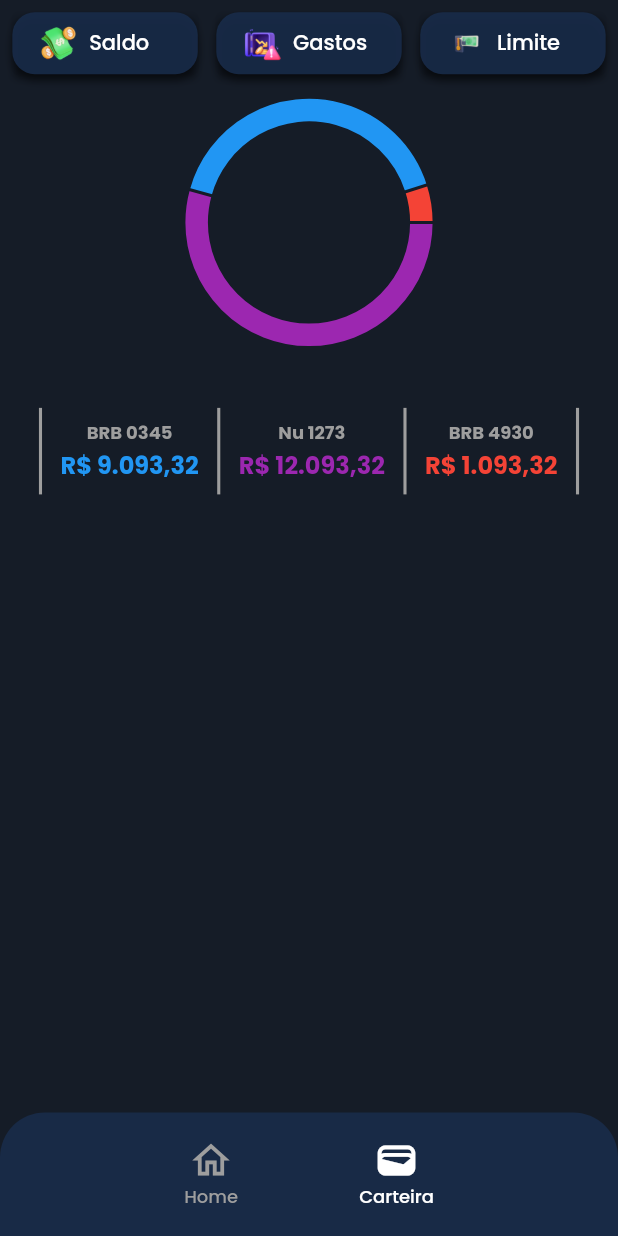
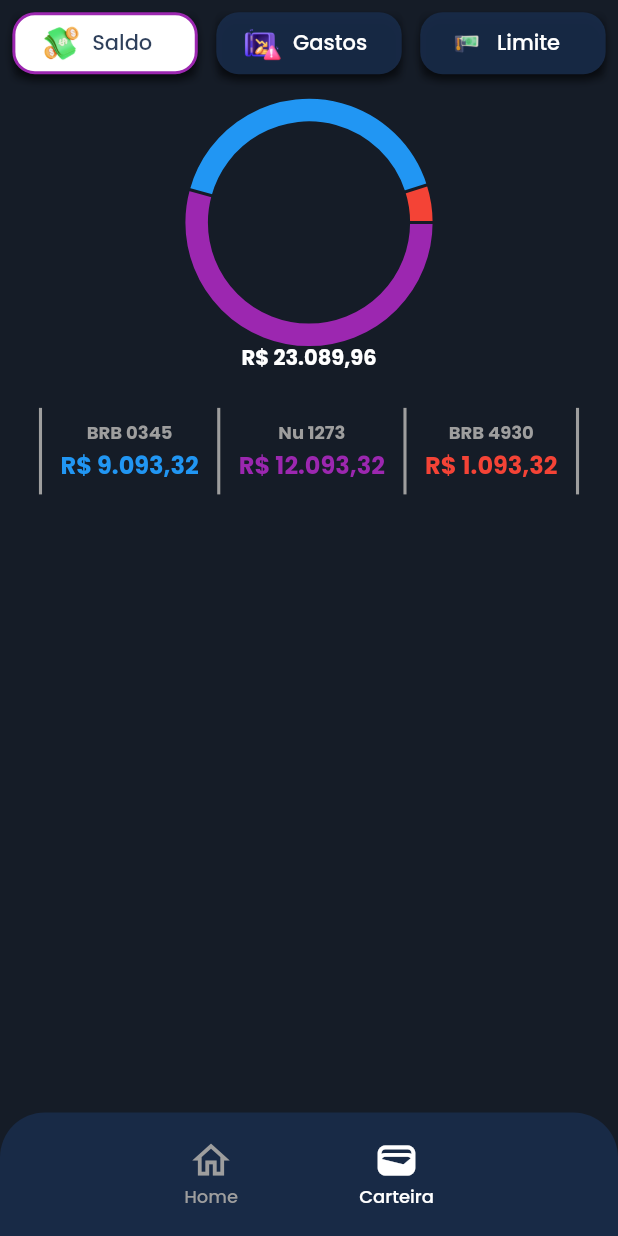
Before and after one commit to VitorLamego/WinX_Banking, a Flutter app: the WalletPage screen opened directly, on a phone screen of 412 x 824 dp. Run offline on Flutter 3.47's test engine with Material 2 defaults, Android fonts, the phone set to English and light mode, and no system bars; drawn by our look-alikes of fl_chart.

Commit message:
feat: creating initial state for wallet page

```diff
--- a/lib/views/wallet/components/chart_button.dart
+++ b/lib/views/wallet/components/chart_button.dart
@@ -1,16 +1,23 @@
 import 'package:flutter/material.dart';
 
 class ChartButton extends StatelessWidget {
-  const ChartButton({super.key, required this.title, required this.imageName});
+  const ChartButton(
+      {super.key,
+      required this.title,
+      required this.imageName,
+      required this.isSelected,
+      required this.function});
 
   final String title;
   final String imageName;
+  final bool isSelected;
+  final Function() function;
 
   @override
   Widget build(BuildContext context) {
     Size size = MediaQuery.of(context).size;
     return ElevatedButton(
-      onPressed: () {},
+      onPressed: function,
       style: ButtonStyle(
           padding: MaterialStateProperty.all(EdgeInsets.zero),
           backgroundColor: MaterialStateProperty.all(Colors.transparent)),
@@ -18,8 +25,12 @@ class ChartButton extends StatelessWidget {
         height: size.height * 0.05,
         width: size.width * 0.3,
         decoration: BoxDecoration(
-          color: const Color.fromARGB(255, 24, 43, 73).withOpacity(.9),
+          color: isSelected
+              ? Colors.white
+              : const Color.fromARGB(255, 24, 43, 73).withOpacity(.9),
           borderRadius: BorderRadius.circular(15),
+          border:
+              isSelected ? Border.all(color: Colors.purple, width: 2) : null,
           boxShadow: [
             BoxShadow(
               color: Colors.black.withOpacity(.5),
@@ -41,7 +52,13 @@ class ChartButton extends StatelessWidget {
                 ),
               ),
             ),
-            Text(title),
+            Text(
+              title,
+              style: TextStyle(
+                  color: isSelected
+                      ? const Color.fromARGB(255, 24, 43, 73).withOpacity(.9)
+                      : Colors.white),
+            ),
           ]),
         ),
       ),
--- /dev/null
+++ b/lib/views/wallet/controller/wallet_controller.dart
@@ -0,0 +1,5 @@
+import 'package:flutter/material.dart';
+
+class WalletController {
+  ValueNotifier<int> buttonPressed = ValueNotifier(1);
+}
--- a/lib/views/wallet/wallet.dart
+++ b/lib/views/wallet/wallet.dart
@@ -1,10 +1,10 @@
 import 'package:fl_chart/fl_chart.dart';
 import 'package:flutter/material.dart';
-import 'package:flutter/src/widgets/framework.dart';
-import 'package:flutter/src/widgets/placeholder.dart';
 import 'package:statz_banking/components/navbar.dart';
 import 'package:statz_banking/views/wallet/components/chart_button.dart';
-import 'package:statz_banking/views/wallet/components/pie_chart.dart';
+import 'package:statz_banking/views/wallet/controller/wallet_controller.dart';
+
+import '../home/components/history_card.dart';
 
 class WalletPage extends StatefulWidget {
   const WalletPage({super.key});
@@ -14,6 +14,8 @@ class WalletPage extends StatefulWidget {
 }
 
 class _WalletPageState extends State<WalletPage> {
+  WalletController controller = WalletController();
+
   @override
   Widget build(BuildContext context) {
     Size size = MediaQuery.of(context).size;
@@ -27,22 +29,31 @@ class _WalletPageState extends State<WalletPage> {
                   width: size.width,
                   height: size.height * 0.07,
                   margin: EdgeInsets.symmetric(horizontal: size.width * 0.02),
-                  child: Row(
+                  child: ValueListenableBuilder(
+                    valueListenable: controller.buttonPressed,
+                    builder: (context, value, child) => Row(
                       mainAxisAlignment: MainAxisAlignment.spaceBetween,
-                    children: const [
+                      children: [
                         ChartButton(
                           title: "Saldo",
                           imageName: "money.png",
+                          isSelected: controller.buttonPressed.value == 1,
+                          function: () => controller.buttonPressed.value = 1,
                         ),
                         ChartButton(
                           title: "Gastos",
                           imageName: "no-money.png",
+                          isSelected: controller.buttonPressed.value == 2,
+                          function: () => controller.buttonPressed.value = 2,
                         ),
                         ChartButton(
                           title: "Limite",
                           imageName: "limit.png",
+                          isSelected: controller.buttonPressed.value == 3,
+                          function: () => controller.buttonPressed.value = 3,
                         ),
                       ],
+                    ),
                   ),
                 ),
               ),
@@ -52,7 +63,8 @@ class _WalletPageState extends State<WalletPage> {
                   width: size.width * 0.8,
                   margin: EdgeInsets.only(top: size.height * 0.01),
                   child: PieChart(
-                    PieChartData(sections: [
+                    PieChartData(
+                      sections: [
                         PieChartSectionData(
                           value: 12093.32,
                           color: Colors.purple,
@@ -71,7 +83,9 @@ class _WalletPageState extends State<WalletPage> {
                           radius: 15,
                           showTitle: false,
                         ),
-                    ], pieTouchData: PieTouchData(enabled: true)),
+                      ],
+                      pieTouchData: PieTouchData(enabled: true),
+                    ),
                   ),
                 ),
               ),
@@ -94,7 +108,7 @@ class _WalletPageState extends State<WalletPage> {
                       children: [
                         Column(
                           mainAxisAlignment: MainAxisAlignment.center,
-                          children: [
+                          children: const [
                             Text(
                               "BRB 0345",
                               style: TextStyle(
@@ -123,7 +137,7 @@ class _WalletPageState extends State<WalletPage> {
                       children: [
                         Column(
                           mainAxisAlignment: MainAxisAlignment.center,
-                          children: [
+                          children: const [
                             Text(
                               "Nu 1273",
                               style: TextStyle(
@@ -152,7 +166,7 @@ class _WalletPageState extends State<WalletPage> {
                       children: [
                         Column(
                           mainAxisAlignment: MainAxisAlignment.center,
-                          children: [
+                          children: const [
                             Text(
                               "BRB 4930",
                               style: TextStyle(
@@ -179,10 +193,83 @@ class _WalletPageState extends State<WalletPage> {
                     ),
                   ],
                 ),
+              ),
+              ValueListenableBuilder(
+                valueListenable: controller.buttonPressed,
+                builder: (context, value, child) => Visibility(
+                  visible: controller.buttonPressed.value != 1,
+                  child: Expanded(
+                    child: Container(
+                        width: size.width * 0.9,
+                        margin: EdgeInsets.only(top: size.height * 0.05),
+                        decoration: const BoxDecoration(
+                          color: Color(0XFF1E293A),
+                          borderRadius: BorderRadius.vertical(
+                            top: Radius.circular(15),
+                          ),
+                        ),
+                        child: SingleChildScrollView(
+                          child: Column(
+                            children: [
+                              const HistoryCard(
+                                imagePath: "assets/images/home/minibrlogo.png",
+                                date: "23/02",
+                                info: "073.092.323-21",
+                                type: "Pix",
+                                value: -345.23,
+                              ),
+                              const HistoryCard(
+                                imagePath: "assets/images/home/nubank1.png",
+                                date: "23/02",
+                                info: "322.214.332-21",
+                                type: "Cartão de Crédito",
+                                value: 543.23,
+                              ),
+                              const HistoryCard(
+                                imagePath: "assets/images/home/nubank1.png",
+                                date: "23/02",
+                                info: "542.434.632-21",
+                                type: "TED",
+                                value: 1000.00,
+                              ),
+                              const HistoryCard(
+                                imagePath: "assets/images/home/minibrlogo.png",
+                                date: "23/02",
+                                info: "073.092.323-21",
+                                type: "Pix",
+                                value: -129.23,
+                              ),
+                              const HistoryCard(
+                                imagePath: "assets/images/home/nubank1.png",
+                                date: "23/02",
+                                info: "073.092.323-21",
+                                type: "Transferência",
+                                value: 23.23,
+                              ),
+                              SizedBox(
+                                height: size.height * 0.2,
                               )
                             ],
                           ),
-          Align(
+                        )),
+                  ),
+                ),
+              )
+            ],
+          ),
+          Container(
+            width: size.width,
+            margin: EdgeInsets.only(top: size.height * 0.265),
+            height: size.width * 0.1,
+            child: const Center(
+              child: Text(
+                "R\$ 23.089,96",
+                style:
+                    TextStyle(color: Colors.white, fontWeight: FontWeight.w700),
+              ),
+            ),
+          ),
+          const Align(
             alignment: Alignment.bottomCenter,
             child: NavBar(isHomeSelected: false),
           )
```
Lines whose indentation alone changed are shown as unchanged.
